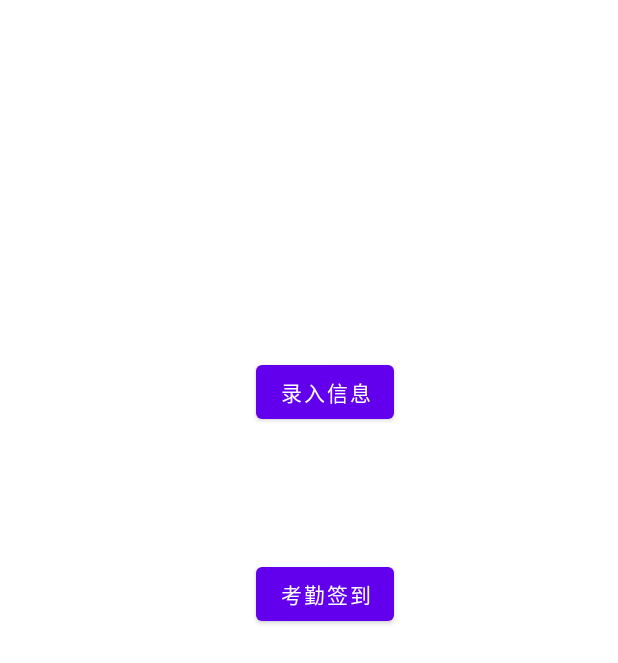
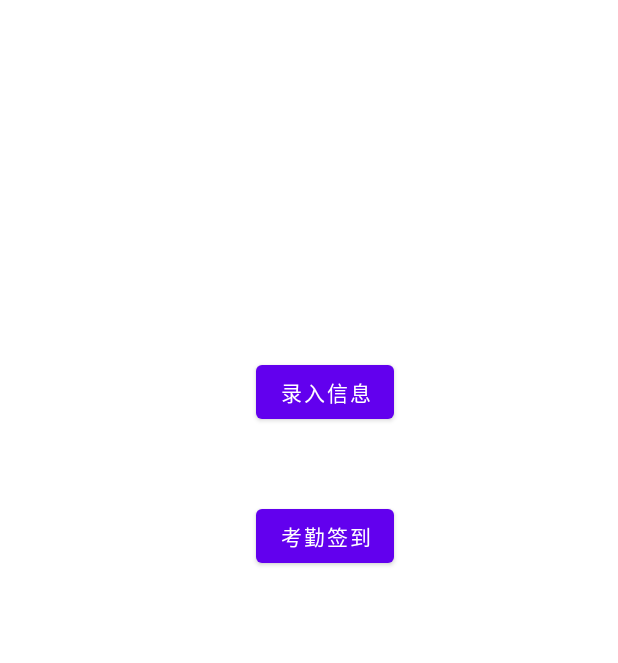
Before and after one commit to MoorCorPa/APSystem, an Android app: the layout activity_main.xml on its own in the app's theme, with its tools: preview values and no code run, on a phone screen of 412 x 824 dp. Shown: the top 663 px of the screen. Run offline under Robolectric (Android 15) with nearby library versions, the phone set to English and light mode, and no system bars.

```diff
--- a/app/build.gradle
+++ b/app/build.gradle
@@ -46,4 +46,10 @@ dependencies {
     implementation 'com.squareup.retrofit2:retrofit:2.9.0'
     implementation 'com.squareup.retrofit2:converter-gson:2.9.0'
     implementation 'com.google.code.gson:gson:2.9.0'
+
+    compileOnly 'org.projectlombok:lombok:1.18.24'
+    annotationProcessor 'org.projectlombok:lombok:1.18.24'
+
+    testCompileOnly 'org.projectlombok:lombok:1.18.24'
+    testAnnotationProcessor 'org.projectlombok:lombok:1.18.24'
 }
--- a/app/src/main/res/layout/activity_main.xml
+++ b/app/src/main/res/layout/activity_main.xml
@@ -2,7 +2,7 @@
 <androidx.constraintlayout.widget.ConstraintLayout xmlns:android="http://schemas.android.com/apk/res/android"
     xmlns:app="http://schemas.android.com/apk/res-auto"
     xmlns:tools="http://schemas.android.com/tools"
-    android:id="@+id/btn_signin"
+    android:id="@+id/btn_login"
     android:layout_width="match_parent"
     android:layout_height="match_parent"
     tools:context=".MainActivity">
@@ -20,11 +20,12 @@
         app:layout_constraintVertical_bias="0.306" />
 
     <Button
-        android:id="@+id/button2"
+        android:id="@+id/btn_in"
         android:layout_width="wrap_content"
         android:layout_height="wrap_content"
-        android:layout_marginBottom="404dp"
+        android:layout_marginTop="48dp"
         android:text="考勤签到"
-        app:layout_constraintBottom_toBottomOf="parent"
-        app:layout_constraintStart_toStartOf="@+id/btn_entry" />
+        app:layout_constraintStart_toStartOf="@+id/btn_entry"
+        app:layout_constraintTop_toBottomOf="@+id/btn_entry" />
+
 </androidx.constraintlayout.widget.ConstraintLayout>
--- a/build.gradle
+++ b/build.gradle
@@ -10,6 +10,8 @@ buildscript {
         // NOTE: Do not place your application dependencies here; they belong
         // in the individual module build.gradle files
         classpath 'org.greenrobot:greendao-gradle-plugin:3.3.0' // add plugin
+
+
     }
 }
 
```
Also changed, not shown: app/src/main/AndroidManifest.xml (+6 -1 lines), app/src/main/java/com/linmo/apsystem/MainActivity.java (+19 -0 lines), app/src/main/java/com/linmo/apsystem/activity/entry/EntryActivity.java (added, +21 -0 lines), app/src/main/java/com/linmo/apsystem/api/NetworkApi.java (added, +22 -0 lines), app/src/main/java/com/linmo/apsystem/model/Result.java (added, +12 -0 lines), app/src/main/java/com/linmo/apsystem/utils/BaseUtils.java (added, +32 -0 lines), app/src/main/res/layout/activity_entry.xml (added, +9 -0 lines).
